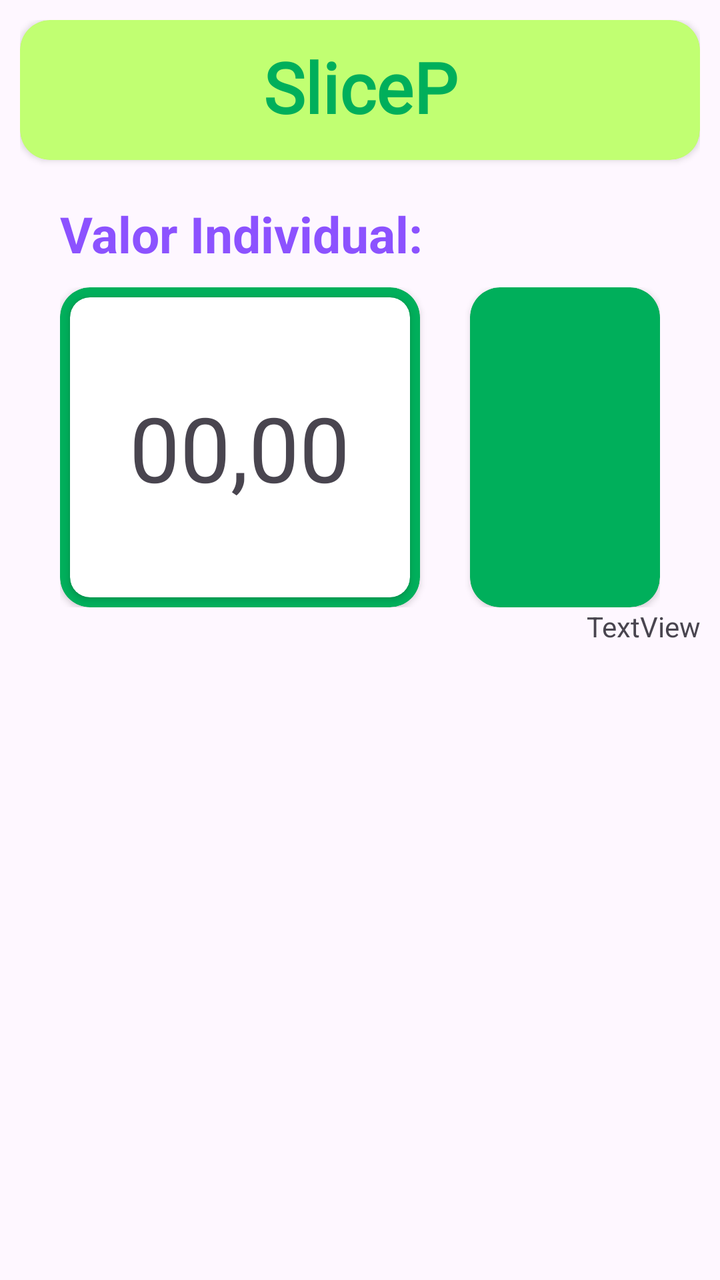
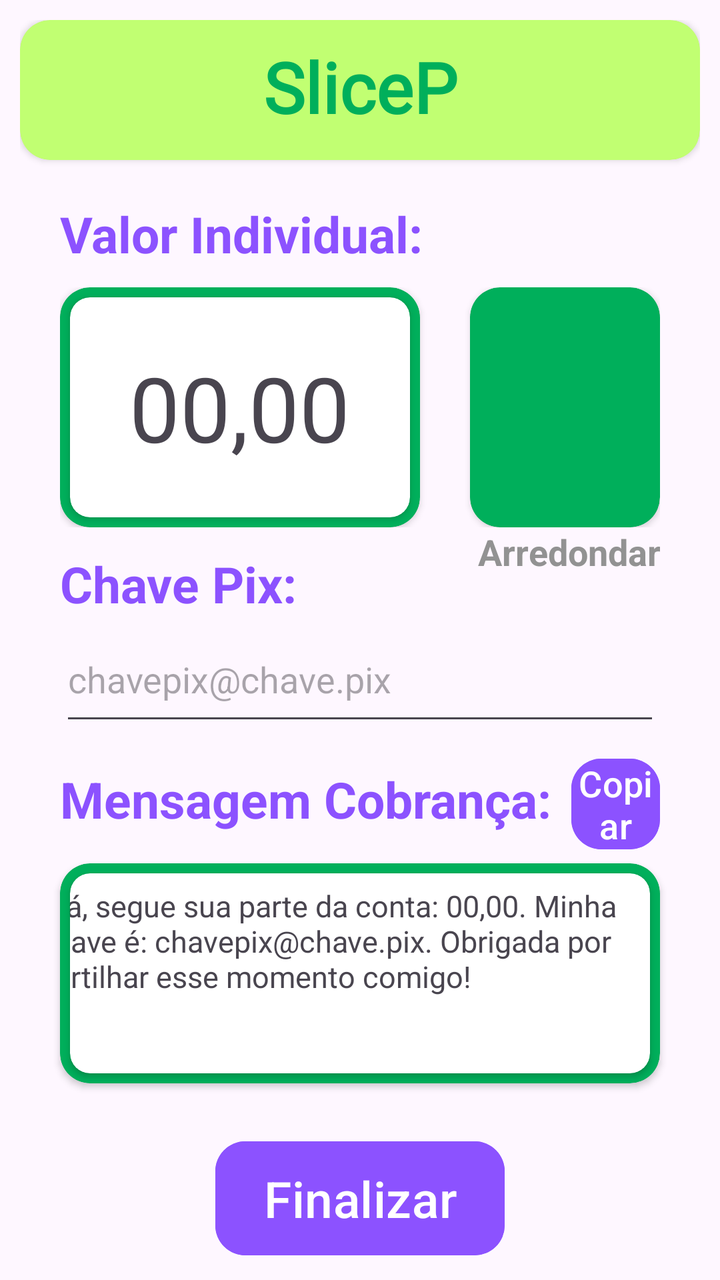

Before-and-after screenshots of an Android layout around one commit, followed by the original layout XML and the change that was made.
<!-- AndroidManifest.xml: application theme Theme.SlicePay -->
<!-- res/layout/activity_main4.xml -->
<?xml version="1.0" encoding="utf-8"?>
<androidx.constraintlayout.widget.ConstraintLayout xmlns:android="http://schemas.android.com/apk/res/android"
    xmlns:app="http://schemas.android.com/apk/res-auto"
    xmlns:tools="http://schemas.android.com/tools"
    android:id="@+id/main"
    android:layout_width="match_parent"
    android:layout_height="match_parent"
    tools:context=".MainActivity4">

    <LinearLayout
        android:layout_width="0dp"
        android:layout_height="0dp"
        android:layout_margin="10dp"
        android:orientation="vertical"
        app:layout_constraintBottom_toBottomOf="parent"
        app:layout_constraintEnd_toEndOf="parent"
        app:layout_constraintStart_toStartOf="parent"
        app:layout_constraintTop_toTopOf="parent">

        <androidx.cardview.widget.CardView
            android:layout_width="match_parent"
            android:layout_height="70dp"
            android:backgroundTint="@color/verde_claro"
            app:cardCornerRadius="15dp">

            <LinearLayout
                android:layout_width="match_parent"
                android:layout_height="match_parent"
                android:elevation="0dp"
                android:orientation="vertical"
                android:padding="10dp"
                android:paddingStart="120dp"
                android:paddingEnd="120dp">

                <TextView
                    android:id="@+id/textView4"
                    android:layout_width="match_parent"
                    android:layout_height="wrap_content"
                    android:fontFamily="@font/alata"
                    android:text="@string/app_name"
                    android:textAlignment="center"
                    android:textColor="@color/verde_escuro"
                    android:textSize="35sp"
                    android:textStyle="bold" />
            </LinearLayout>
        </androidx.cardview.widget.CardView>

        <TextView
            android:id="@+id/textView11"
            android:layout_width="369dp"
            android:layout_height="wrap_content"
            android:layout_marginStart="20dp"
            android:layout_marginTop="20dp"
            android:text="@string/valor_ind"
            android:textColor="@color/roxo"
            android:textSize="25sp"
            android:textStyle="bold" />

        <LinearLayout
            android:layout_width="match_parent"
            android:layout_height="160dp"
            android:layout_marginTop="10dp"
            android:orientation="horizontal"
            android:paddingStart="20dp"
            android:paddingEnd="20dp">

            <androidx.cardview.widget.CardView
                android:layout_width="180dp"
                android:layout_height="match_parent"
                android:layout_marginEnd="25dp"
                app:cardBackgroundColor="@color/verde_escuro"
                app:cardCornerRadius="15dp" >

                <androidx.cardview.widget.CardView
                    android:layout_width="match_parent"
                    android:layout_height="match_parent"
                    android:layout_margin="5dp"
                    app:cardCornerRadius="10dp" >

                    <TextView
                        android:id="@+id/textView17"
                        android:layout_width="wrap_content"
                        android:layout_height="wrap_content"
                        android:layout_gravity="center"
                        android:text="@string/valor_final"
                        android:textSize="45dp" />
                </androidx.cardview.widget.CardView>
            </androidx.cardview.widget.CardView>

            <androidx.cardview.widget.CardView
                android:layout_width="match_parent"
                android:layout_height="match_parent"
                android:layout_gravity="end"
                app:cardBackgroundColor="@color/verde_escuro"
                app:cardCornerRadius="15dp" />
        </LinearLayout>

        <TextView
            android:id="@+id/textView18"
            android:layout_width="match_parent"
            android:layout_height="wrap_content"
            android:layout_gravity="end"
            android:text="TextView"
            android:textAlignment="textEnd" />

    </LinearLayout>

</androidx.constraintlayout.widget.ConstraintLayout>
<!-- resources referenced by this layout -->
<resources>
  <color name="roxo">#8c52ff</color>
  <color name="verde_claro">#c1ff72</color>
  <color name="verde_escuro">#00af5b</color>
  <string name="app_name">SlicePay</string>
  <string name="valor_final">00,00</string>
  <string name="valor_ind">Valor Individual:</string>
  <style name="Theme.SlicePay" parent="Base.Theme.SlicePay" />
  <style name="Base.Theme.SlicePay" parent="Theme.Material3.DayNight.NoActionBar">
          
          
      </style>
</resources>

<!-- the commit's change to res/layout/activity_main4.xml (unified diff, before → after) -->
@@ -58,7 +58,7 @@
 
         <LinearLayout
             android:layout_width="match_parent"
-            android:layout_height="160dp"
+            android:layout_height="120dp"
             android:layout_marginTop="10dp"
             android:orientation="horizontal"
             android:paddingStart="20dp"
@@ -69,13 +69,13 @@
                 android:layout_height="match_parent"
                 android:layout_marginEnd="25dp"
                 app:cardBackgroundColor="@color/verde_escuro"
-                app:cardCornerRadius="15dp" >
+                app:cardCornerRadius="15dp">
 
                 <androidx.cardview.widget.CardView
                     android:layout_width="match_parent"
                     android:layout_height="match_parent"
                     android:layout_margin="5dp"
-                    app:cardCornerRadius="10dp" >
+                    app:cardCornerRadius="10dp">
 
                     <TextView
                         android:id="@+id/textView17"
@@ -95,13 +95,147 @@
                 app:cardCornerRadius="15dp" />
         </LinearLayout>
 
-        <TextView
-            android:id="@+id/textView18"
-            android:layout_width="match_parent"
-            android:layout_height="wrap_content"
-            android:layout_gravity="end"
-            android:text="TextView"
-            android:textAlignment="textEnd" />
+        <LinearLayout
+            android:layout_width="match_parent"
+            android:layout_height="45dp"
+            android:orientation="horizontal"
+            android:paddingStart="20dp"
+            android:paddingEnd="20dp">
+
+            <TextView
+                android:id="@+id/textView18"
+                android:layout_width="wrap_content"
+                android:layout_height="wrap_content"
+                android:layout_gravity="bottom|center_vertical"
+                android:layout_weight="1"
+                android:text="@string/chave_pix"
+                android:textColor="@color/roxo"
+                android:textSize="25sp"
+                android:textStyle="bold" />
+
+            <TextView
+                android:id="@+id/textView20"
+                android:layout_width="wrap_content"
+                android:layout_height="wrap_content"
+                android:layout_gravity="top|end"
+                android:layout_weight="1"
+                android:text="@string/arredondar"
+                android:textAlignment="textEnd"
+                android:textColor="@color/cinza"
+                android:textSize="18sp"
+                android:textStyle="bold" />
+        </LinearLayout>
+
+        <EditText
+            android:id="@+id/editTextText3"
+            android:layout_width="match_parent"
+            android:layout_height="59dp"
+            android:layout_marginStart="20dp"
+            android:layout_marginEnd="20dp"
+            android:ems="10"
+            android:hint="chavepix@chave.pix"
+            android:inputType="text" />
+
+        <LinearLayout
+            android:layout_width="match_parent"
+            android:layout_height="59dp"
+            android:layout_marginTop="5dp"
+            android:orientation="horizontal">
+
+            <TextView
+                android:id="@+id/textView15"
+                android:layout_width="wrap_content"
+                android:layout_height="wrap_content"
+                android:layout_marginStart="20dp"
+                android:layout_marginTop="10dp"
+                android:text="@string/msg_cbc"
+                android:textColor="@color/roxo"
+                android:textSize="25sp"
+                android:textStyle="bold" />
+
+            <Button
+                android:id="@+id/button9"
+                android:layout_width="wrap_content"
+                android:layout_height="wrap_content"
+                android:layout_gravity="center_vertical"
+                android:layout_marginStart="10dp"
+                android:layout_marginEnd="20dp"
+                android:layout_weight="1"
+                android:backgroundTint="@color/roxo"
+                android:paddingLeft="0dp"
+                android:paddingTop="0dp"
+                android:paddingRight="0dp"
+                android:paddingBottom="0dp"
+                android:text="@string/botaoc"
+                android:textSize="18sp"
+                app:cornerRadius="15dp" />
+        </LinearLayout>
+
+        <androidx.cardview.widget.CardView
+            android:layout_width="match_parent"
+            android:layout_height="110dp"
+            android:layout_marginStart="20dp"
+            android:layout_marginEnd="20dp"
+            app:cardBackgroundColor="@color/verde_escuro"
+            app:cardCornerRadius="15dp">
+
+            <androidx.cardview.widget.CardView
+                android:layout_width="match_parent"
+                android:layout_height="match_parent"
+                android:layout_margin="5dp"
+                android:padding="5dp"
+                app:cardCornerRadius="10dp">
+
+                <TextView
+                    android:id="@+id/textView21"
+                    android:layout_width="322dp"
+                    android:layout_height="88dp"
+                    android:layout_gravity="center"
+                    android:text="@string/msg_copiar"
+                    android:textAlignment="textStart"
+                    android:textSize="15sp" />
+            </androidx.cardview.widget.CardView>
+        </androidx.cardview.widget.CardView>
+
+        <Button
+            android:id="@+id/button12"
+            android:layout_width="wrap_content"
+            android:layout_height="65dp"
+            android:layout_gravity="center"
+            android:layout_marginTop="25dp"
+            android:backgroundTint="@color/roxo"
+            android:soundEffectsEnabled="true"
+            android:text="@string/botao4"
+            android:textSize="25sp"
+            app:cornerRadius="15dp" />
+
+        <androidx.cardview.widget.CardView
+            android:layout_width="match_parent"
+            android:layout_height="60dp"
+            android:layout_gravity="bottom"
+            android:layout_marginTop="30dp"
+            android:layout_marginBottom="0dp"
+            app:cardBackgroundColor="@color/roxo_claro"
+            app:cardCornerRadius="15dp">
+
+            <Button
+                android:id="@+id/button10"
+                android:layout_width="wrap_content"
+                android:layout_height="match_parent"
+                android:layout_marginStart="8dp"
+                android:layout_marginTop="5dp"
+                android:layout_marginBottom="5dp"
+                android:backgroundTint="@color/white"
+                android:padding="2dp"
+                android:paddingStart="2dp"
+                android:paddingLeft="2dp"
+                android:paddingTop="2dp"
+                android:soundEffectsEnabled="true"
+                android:text="@string/botaov"
+                android:textColor="@color/roxo"
+                android:textSize="25sp"
+                app:cornerRadius="10dp" />
+        </androidx.cardview.widget.CardView>
 
     </LinearLayout>
 
<!-- resource entries referenced after the edit -->
@@ -1,9 +1,19 @@
 <!-- resources referenced by this layout -->
 <resources>
+  <color name="cinza">#929292</color>
   <color name="roxo">#8c52ff</color>
+  <color name="roxo_claro">#caafff</color>
   <color name="verde_claro">#c1ff72</color>
   <color name="verde_escuro">#00af5b</color>
+  <color name="white">#FFFFFFFF</color>
   <string name="app_name">SlicePay</string>
+  <string name="arredondar">Arredondar</string>
+  <string name="botao4">Finalizar</string>
+  <string name="botaoc">Copiar</string>
+  <string name="botaov">Voltar</string>
+  <string name="chave_pix">Chave Pix:</string>
+  <string name="msg_cbc">Mensagem Cobrança:</string>
+  <string name="msg_copiar">Olá, segue sua parte da conta: 00,00. Minha chave é: chavepix@chave.pix. Obrigada por partilhar esse momento comigo!</string>
   <string name="valor_final">00,00</string>
   <string name="valor_ind">Valor Individual:</string>
   <style name="Theme.SlicePay" parent="Base.Theme.SlicePay" />
